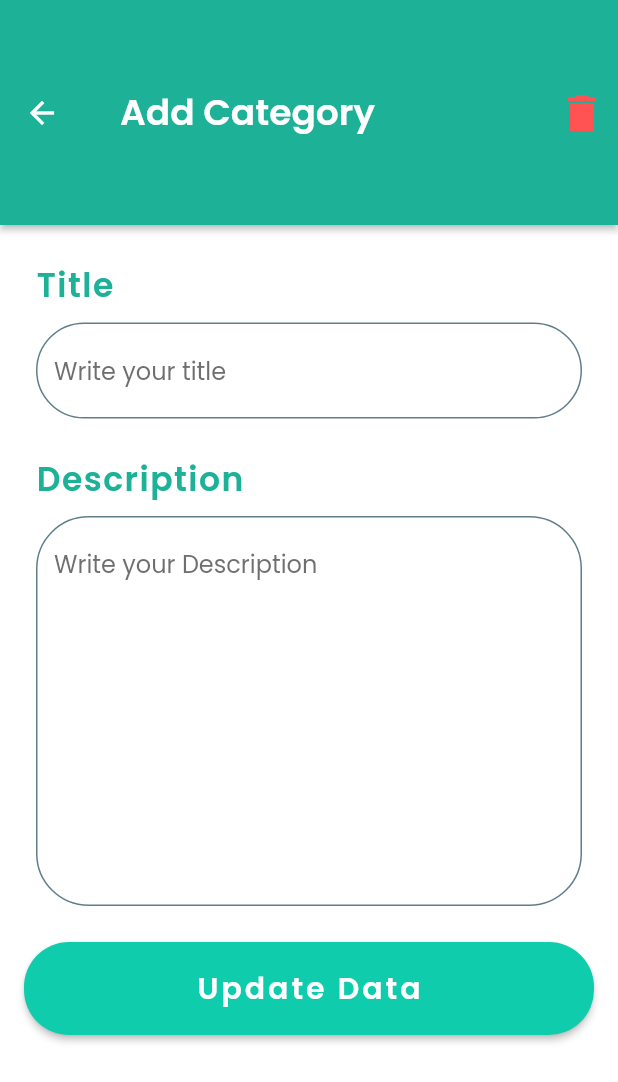
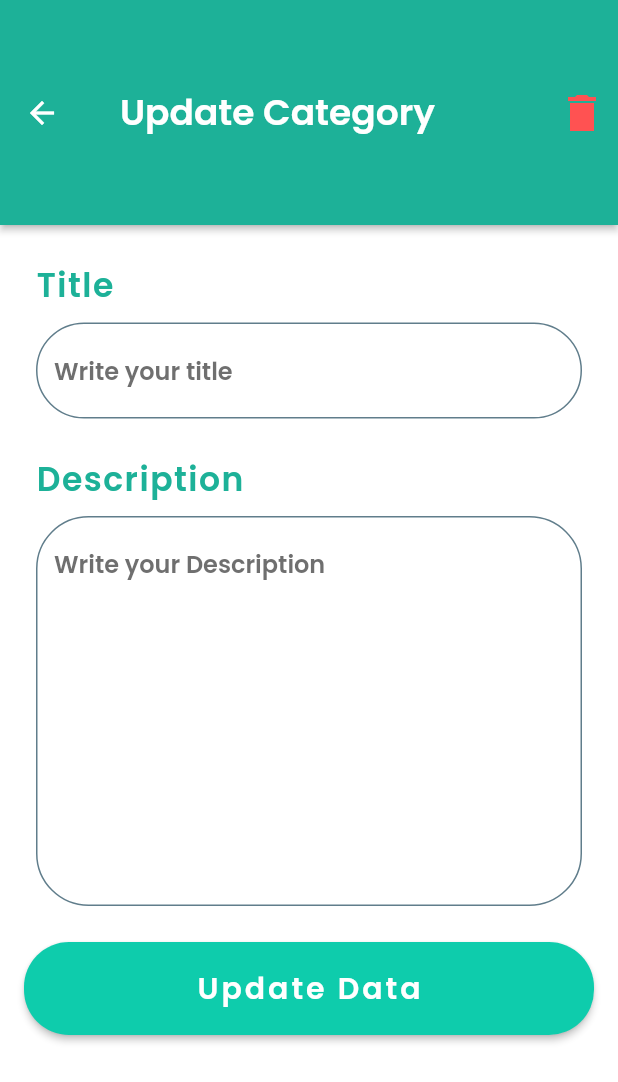
Before and after one commit to samaratungajs/flower-app-flutter, a Flutter app: the EditScreen screen opened directly with empty values, on a phone screen of 412 x 824 dp. Shown: the top 1082 px of the screen. Run offline on Flutter 3.47's test engine with Material 2 defaults, Android fonts, the phone set to English and light mode, and no system bars; our stand-ins replace cloud_firestore, firebase_core, flutter_svg; accounts and stored records are empty.

Commit message:
UI amendment 2

```diff
--- a/lib/custom_form_field.dart
+++ b/lib/custom_form_field.dart
@@ -37,7 +37,7 @@ class CustomFormField extends StatelessWidget {
   @override
   Widget build(BuildContext context) {
     return TextFormField(
-      style: TextStyle(color: Colors.grey),
+      style: TextStyle(color: Color.fromARGB(255, 34, 34, 34), fontWeight: FontWeight.w600),
       initialValue: _initialValue,
       maxLines: maxLines,
       keyboardType: _keyboardType,
@@ -45,7 +45,7 @@ class CustomFormField extends StatelessWidget {
       textCapitalization:
           isCapitalized ? TextCapitalization.words : TextCapitalization.none,
       textInputAction: _inputAction,
-      cursorColor: Colors.blue,
+      cursorColor: Color.fromARGB(206, 11, 179, 137),
       validator: (value) => _validator(value!),
       decoration: InputDecoration(
         labelText: isLabelEnabled ? _label : null,
--- a/lib/screens/app_bar.dart
+++ b/lib/screens/app_bar.dart
@@ -16,7 +16,7 @@ class AppBarTitle extends StatelessWidget{
         // ),
         const SizedBox(width: 8),
           Text(
-                'Add Category',
+                sectionName,
                 style: Theme.of(context).textTheme.headline5?.copyWith(
                     color: Colors.white, fontWeight: FontWeight.bold),
               ),
--- a/lib/screens/edit_screen.dart
+++ b/lib/screens/edit_screen.dart
@@ -37,7 +37,7 @@ class _EditScreenState extends State<EditScreen> {
           toolbarHeight: 150,
           backgroundColor: Color.fromARGB(255, 29, 177, 152),
           title: const AppBarTitle(
-            sectionName: "Add Item",
+            sectionName: "Update Category",
           ),
           actions: [
             _isDeleting
```
